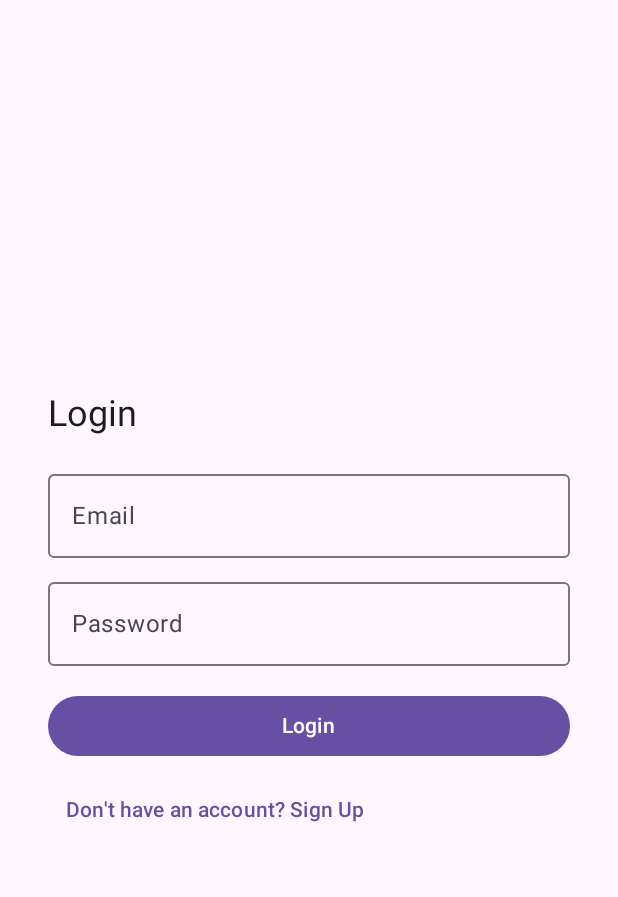
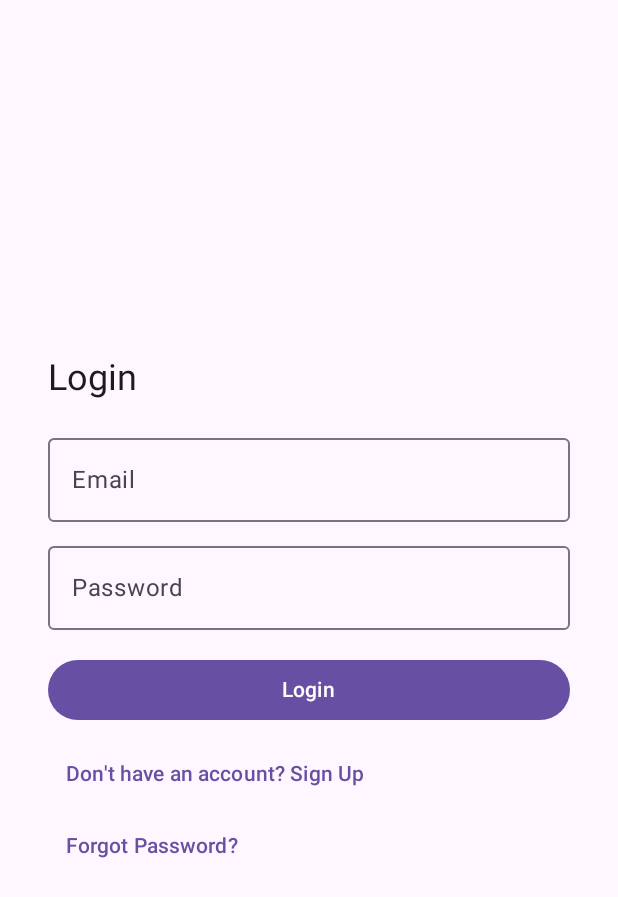
Before and after one commit to Anupkatwal1/36-Android-anup, an Android app built with Jetpack Compose: the screen it shows after launch (MainActivity), on a phone screen of 412 x 824 dp. Shown: the top 897 px of the screen. Run offline under Robolectric (Android 15) with nearby library versions, the phone set to English and light mode, and no system bars.

Commit message:
connecting page

```diff
--- a/app/src/main/java/com/example/anupandroid/MainActivity.kt
+++ b/app/src/main/java/com/example/anupandroid/MainActivity.kt
@@ -52,7 +52,10 @@ fun LoginSignUpApp() {
     }
 }
 @Composable
-fun LoginScreen(onSwitchToSignUp: () -> Unit) {
+fun LoginScreen(
+    onSwitchToSignUp: () -> Unit,
+    onForgotPassword: () -> Unit
+) {
     var email by remember { mutableStateOf("") }
     var password by remember { mutableStateOf("") }
 
@@ -95,6 +98,10 @@ fun LoginScreen(onSwitchToSignUp: () -> Unit) {
 
         TextButton(onClick = onSwitchToSignUp) {
             Text("Don't have an account? Sign Up")
+        }
+
+        TextButton(onClick = onForgotPassword) {
+            Text("Forgot Password?")
         }
     }
 }
```
